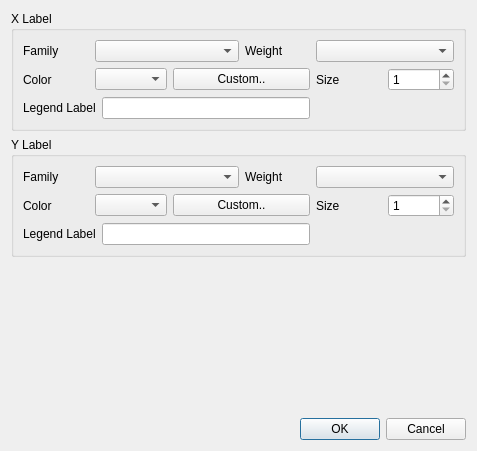
First picture: the form in src/sas/qtgui/Plotting/UI/PlotLabelPropertiesUI.ui, repository SasView/sasview, before the edit.
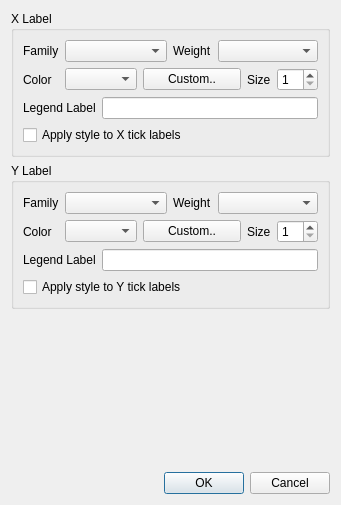
Second picture: the form after the edit. Icons and pictures are not drawn.

Commit message: Response to code review. Added checkbox for applying style to tick labels. Modified list of styles to correspond to 4.x Cleaned up UI elements a bit

```diff
--- a/src/sas/qtgui/Plotting/UI/PlotLabelPropertiesUI.ui
+++ b/src/sas/qtgui/Plotting/UI/PlotLabelPropertiesUI.ui
@@ -6,8 +6,8 @@
    <rect>
     <x>0</x>
     <y>0</y>
-    <width>477</width>
-    <height>451</height>
+    <width>341</width>
+    <height>505</height>
    </rect>
   </property>
   <property name="sizePolicy">
@@ -47,7 +47,7 @@
         </property>
        </widget>
       </item>
-      <item row="0" column="4" colspan="2">
+      <item row="0" column="4" colspan="3">
        <widget class="QComboBox" name="cbWeight"/>
       </item>
       <item row="1" column="0">
@@ -60,21 +60,21 @@
       <item row="1" column="1">
        <widget class="QComboBox" name="cbColor"/>
       </item>
-      <item row="1" column="2" colspan="2">
+      <item row="1" column="2" colspan="3">
        <widget class="QPushButton" name="cmdCustom">
         <property name="text">
          <string>Custom..</string>
         </property>
        </widget>
       </item>
-      <item row="1" column="4">
+      <item row="1" column="5">
        <widget class="QLabel" name="label_4">
         <property name="text">
          <string>Size</string>
         </property>
        </widget>
       </item>
-      <item row="1" column="5">
+      <item row="1" column="6">
        <widget class="QSpinBox" name="cbSize">
         <property name="minimum">
          <number>1</number>
@@ -84,7 +84,7 @@
         </property>
        </widget>
       </item>
-      <item row="2" column="0" colspan="4">
+      <item row="2" column="0" colspan="7">
        <layout class="QHBoxLayout" name="horizontalLayout">
         <item>
          <widget class="QLabel" name="label">
@@ -98,6 +98,13 @@
         </item>
        </layout>
       </item>
+      <item row="3" column="0" colspan="4">
+       <widget class="QCheckBox" name="chkTicks">
+        <property name="text">
+         <string>Apply style to X tick labels</string>
+        </property>
+       </widget>
+      </item>
      </layout>
     </widget>
    </item>
@@ -124,7 +131,7 @@
         </property>
        </widget>
       </item>
-      <item row="0" column="4" colspan="2">
+      <item row="0" column="4" colspan="3">
        <widget class="QComboBox" name="cbWeight_y"/>
       </item>
       <item row="1" column="0">
@@ -137,21 +144,21 @@
       <item row="1" column="1">
        <widget class="QComboBox" name="cbColor_y"/>
       </item>
-      <item row="1" column="2" colspan="2">
+      <item row="1" column="2" colspan="3">
        <widget class="QPushButton" name="cmdCustom_y">
         <property name="text">
          <string>Custom..</string>
         </property>
        </widget>
       </item>
-      <item row="1" column="4">
+      <item row="1" column="5">
        <widget class="QLabel" name="label_9">
         <property name="text">
          <string>Size</string>
         </property>
        </widget>
       </item>
-      <item row="1" column="5">
+      <item row="1" column="6">
        <widget class="QSpinBox" name="cbSize_y">
         <property name="minimum">
          <number>1</number>
@@ -161,7 +168,7 @@
         </property>
        </widget>
       </item>
-      <item row="2" column="0" colspan="4">
+      <item row="2" column="0" colspan="7">
        <layout class="QHBoxLayout" name="horizontalLayout_2">
         <item>
          <widget class="QLabel" name="label_10">
@@ -175,6 +182,13 @@
         </item>
        </layout>
       </item>
+      <item row="3" column="0" colspan="4">
+       <widget class="QCheckBox" name="chkTicks_y">
+        <property name="text">
+         <string>Apply style to Y tick labels</string>
+        </property>
+       </widget>
+      </item>
      </layout>
     </widget>
    </item>
```
The commit also changes 3 other files.
